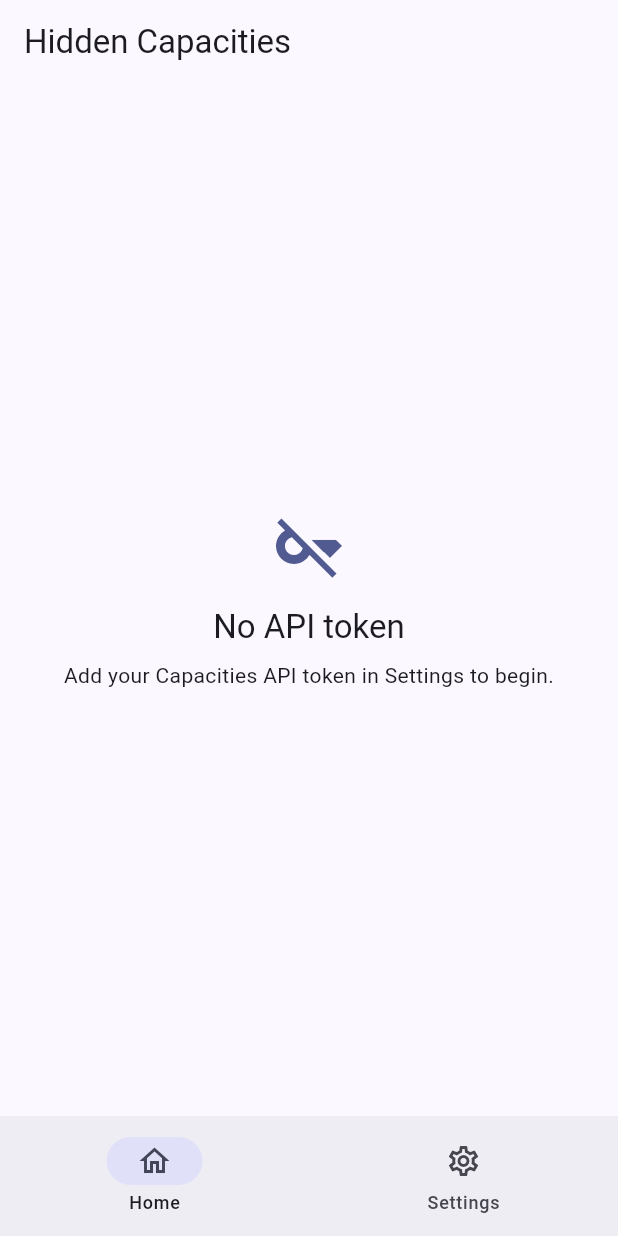
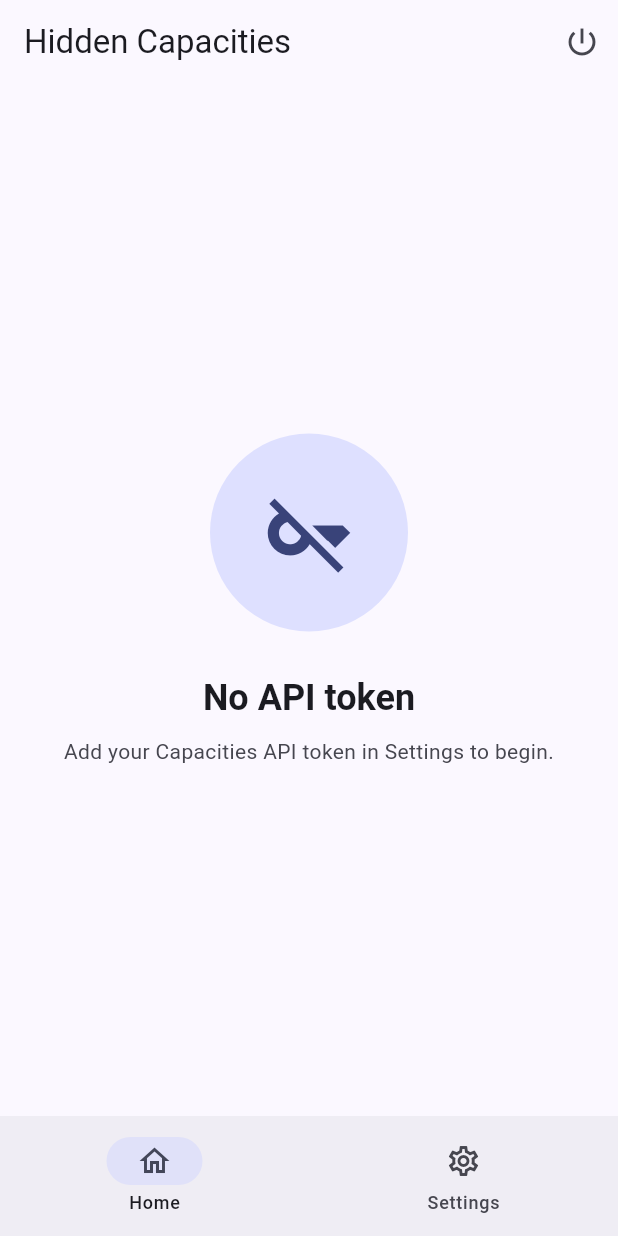
Before and after one commit to ZackaryW/hidden-capacities, a Flutter app: the screen it shows after launch, on a phone screen of 412 x 824 dp. Run offline on Flutter 3.47's test engine with Material 3 defaults, Android fonts, the phone set to English and light mode, and no system bars; our stand-ins replace dio, flutter_secure_storage; missing offline and left inert: flutter_quill, pointycastle, unofficial_capacities, window_manager.

Commit message:
feat(ui): desktop focus-loading, exit button, LocalSend-style home
- Clipboard is checked on desktop window focus via window_manager
  (onWindowFocus); AppLifecycleState.resumed does not fire on desktop
  refocus, so lifecycle alone left the user clicking the button. Mobile
  keeps the lifecycle path. Focus checks stay suppressed while an editor
  is open.
- Add an exit action to the app bar (windowManager.close() on desktop,
  SystemNavigator.pop() on mobile).
- Home states render as a LocalSend-style hero (large circular icon,
  title, muted message), width-constrained and centered.
- app-shell spec + tasks updated. 67 tests green, analyze clean.

Co-Authored-By: Claude Opus 4.8 (1M context) <noreply@anthropic.com>

```diff
--- a/lib/src/ui/app.dart
+++ b/lib/src/ui/app.dart
@@ -1,7 +1,12 @@
+import 'dart:io' show Platform;
+
+import 'package:flutter/foundation.dart' show kIsWeb;
 import 'package:flutter/material.dart';
+import 'package:flutter/services.dart' show SystemNavigator;
 import 'package:flutter_localizations/flutter_localizations.dart';
 import 'package:flutter_quill/flutter_quill.dart';
 import 'package:unofficial_capacities/unofficial_capacities.dart';
+import 'package:window_manager/window_manager.dart';
 
 import '../clipboard/clipboard_watcher.dart';
 import '../crypto/hidden_cap_cipher.dart';
@@ -83,16 +88,23 @@ class HomeShell extends StatefulWidget {
   State<HomeShell> createState() => _HomeShellState();
 }
 
-class _HomeShellState extends State<HomeShell> with WidgetsBindingObserver {
+class _HomeShellState extends State<HomeShell>
+    with WidgetsBindingObserver, WindowListener {
   final _watcher = ClipboardWatcher();
   HomeController? _controller;
   int _index = 0;
+
+  bool get _isDesktop =>
+      !kIsWeb && (Platform.isWindows || Platform.isLinux || Platform.isMacOS);
 
   @override
   void initState() {
     super.initState();
     if (widget.watchClipboard) {
+      // Mobile foreground fires the app lifecycle; desktop window focus does
+      // not, so listen to window_manager there.
       WidgetsBinding.instance.addObserver(this);
+      if (_isDesktop) windowManager.addListener(this);
     }
     // Check once on launch (a fresh focus), then rely on focus events.
     _rebuildController().then((_) {
@@ -100,10 +112,14 @@ class _HomeShellState extends State<HomeShell> with WidgetsBindingObserver {
     });
   }
 
+  /// Desktop window regained focus.
+  @override
+  void onWindowFocus() => _checkClipboardIfIdle();
+
   @override
   void didChangeAppLifecycleState(AppLifecycleState state) {
-    // Window/app gained focus — pick up a freshly copied deeplink on demand,
-    // instead of polling on a timer.
+    // Mobile app returned to the foreground — pick up a freshly copied deeplink
+    // on demand, instead of polling on a timer.
     if (state == AppLifecycleState.resumed) _checkClipboardIfIdle();
   }
 
@@ -132,8 +148,17 @@ class _HomeShellState extends State<HomeShell> with WidgetsBindingObserver {
   void dispose() {
     if (widget.watchClipboard) {
       WidgetsBinding.instance.removeObserver(this);
+      if (_isDesktop) windowManager.removeListener(this);
     }
     super.dispose();
+  }
+
+  Future<void> _exit() async {
+    if (_isDesktop) {
+      await windowManager.close();
+    } else {
+      await SystemNavigator.pop();
+    }
   }
 
   @override
@@ -147,7 +172,16 @@ class _HomeShellState extends State<HomeShell> with WidgetsBindingObserver {
       SettingsPage(store: widget.settings, onSaved: _rebuildController),
     ];
     return Scaffold(
-      appBar: AppBar(title: const Text('Hidden Capacities')),
+      appBar: AppBar(
+        title: const Text('Hidden Capacities'),
+        actions: [
+          IconButton(
+            icon: const Icon(Icons.power_settings_new),
+            tooltip: 'Exit',
+            onPressed: _exit,
+          ),
+        ],
+      ),
       body: IndexedStack(index: _index, children: pages),
       bottomNavigationBar: NavigationBar(
         selectedIndex: _index,
--- a/lib/src/ui/home_page.dart
+++ b/lib/src/ui/home_page.dart
@@ -39,9 +39,9 @@ class HomePage extends StatelessWidget {
     return switch (c.state) {
       HomeIdle() => _Centered(
           icon: Icons.content_paste_search,
-          title: 'Copy a Capacities link',
-          message: 'Copy a capacities:// block link — it is detected '
-              'automatically.',
+          title: 'Ready',
+          message: 'Copy a capacities:// block link — it is picked up when you '
+              'switch back to this window.',
           action: FilledButton.icon(
             onPressed: onCheckClipboard,
             icon: const Icon(Icons.paste),
@@ -248,17 +248,41 @@ class _Centered extends StatelessWidget {
 
   @override
   Widget build(BuildContext context) {
+    final theme = Theme.of(context);
+    final scheme = theme.colorScheme;
     return Center(
-      child: Column(
-        mainAxisSize: MainAxisSize.min,
-        children: [
-          Icon(icon, size: 48, color: Theme.of(context).colorScheme.primary),
-          const SizedBox(height: 16),
-          Text(title, style: Theme.of(context).textTheme.titleLarge),
-          const SizedBox(height: 8),
-          Text(message, textAlign: TextAlign.center),
-          if (action != null) ...[const SizedBox(height: 24), action!],
-        ],
+      child: ConstrainedBox(
+        constraints: const BoxConstraints(maxWidth: 420),
+        child: Column(
+          mainAxisSize: MainAxisSize.min,
+          children: [
+            // LocalSend-style circular hero.
+            Container(
+              width: 132,
+              height: 132,
+              decoration: BoxDecoration(
+                shape: BoxShape.circle,
+                color: scheme.primaryContainer,
+              ),
+              child: Icon(icon, size: 60, color: scheme.onPrimaryContainer),
+            ),
+            const SizedBox(height: 28),
+            Text(
+              title,
+              textAlign: TextAlign.center,
+              style: theme.textTheme.headlineSmall
+                  ?.copyWith(fontWeight: FontWeight.w600),
+            ),
+            const SizedBox(height: 10),
+            Text(
+              message,
+              textAlign: TextAlign.center,
+              style: theme.textTheme.bodyMedium
+                  ?.copyWith(color: scheme.onSurfaceVariant),
+            ),
+            if (action != null) ...[const SizedBox(height: 28), action!],
+          ],
+        ),
       ),
     );
   }
--- a/pubspec.yaml
+++ b/pubspec.yaml
@@ -49,6 +49,9 @@ dependencies:
   flutter_secure_storage: ^9.2.4
   # Launch the capacities:// deeplink to jump back into Capacities.
   url_launcher: ^6.3.0
+  # Desktop window focus events (mobile uses the app lifecycle instead), so the
+  # clipboard is checked when the window regains focus.
+  window_manager: ^0.4.0
   # Direct dep for the debug wire-logging interceptor (also transitive via
   # unofficial_capacities); the client accepts an injected Dio.
   dio: ^5.7.0
```
Also changed, not shown: lib/main.dart (+10 -1 lines), 4 other files.
